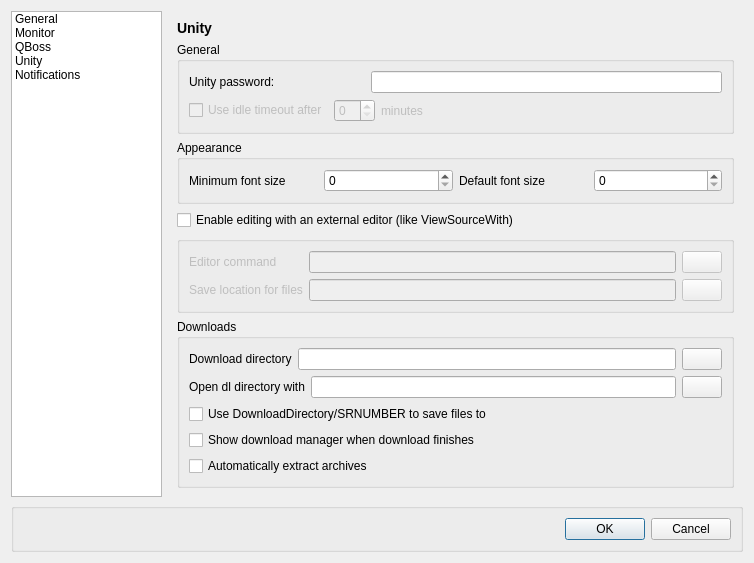
bochi/kueue, file ui/configdialog.ui: the form before one commit.
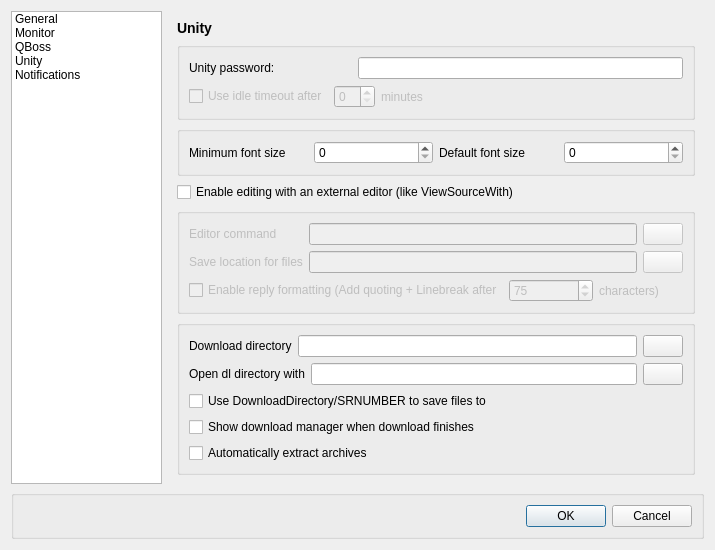
The form after the commit. The open tabs and pages were chosen to show the change. Icons and pictures are not drawn.

Patch:
```diff
--- a/ui/configdialog.ui
+++ b/ui/configdialog.ui
@@ -6,8 +6,8 @@
    <rect>
     <x>0</x>
     <y>0</y>
-    <width>754</width>
-    <height>531</height>
+    <width>715</width>
+    <height>487</height>
    </rect>
   </property>
   <property name="windowTitle">
@@ -669,7 +669,7 @@
           <bool>true</bool>
          </property>
          <property name="title">
-          <string>General</string>
+          <string/>
          </property>
          <layout class="QGridLayout" name="gridLayout_37">
           <item row="0" column="0">
@@ -742,7 +742,7 @@
           <bool>true</bool>
          </property>
          <property name="title">
-          <string>Appearance</string>
+          <string/>
          </property>
          <layout class="QGridLayout" name="gridLayout_25">
           <item row="0" column="0">
@@ -841,6 +841,37 @@
             </item>
            </layout>
           </item>
+          <item row="1" column="0">
+           <layout class="QHBoxLayout" name="horizontalLayout_7">
+            <item>
+             <widget class="QCheckBox" name="cfg_replyFormat">
+              <property name="sizePolicy">
+               <sizepolicy hsizetype="Maximum" vsizetype="Fixed">
+                <horstretch>0</horstretch>
+                <verstretch>0</verstretch>
+               </sizepolicy>
+              </property>
+              <property name="text">
+               <string>Enable reply formatting (Add quoting + Linebreak after</string>
+              </property>
+             </widget>
+            </item>
+            <item>
+             <widget class="QSpinBox" name="cfg_replyLinebreak">
+              <property name="value">
+               <number>75</number>
+              </property>
+             </widget>
+            </item>
+            <item>
+             <widget class="QLabel" name="label_3">
+              <property name="text">
+               <string>characters)</string>
+              </property>
+             </widget>
+            </item>
+           </layout>
+          </item>
          </layout>
         </widget>
        </item>
@@ -850,7 +881,7 @@
           <bool>true</bool>
          </property>
          <property name="title">
-          <string>Downloads</string>
+          <string/>
          </property>
          <layout class="QGridLayout" name="gridLayout_18">
           <item row="2" column="0">
```
Left out of the diff: 2 changed lines with no effect on the pictures.
